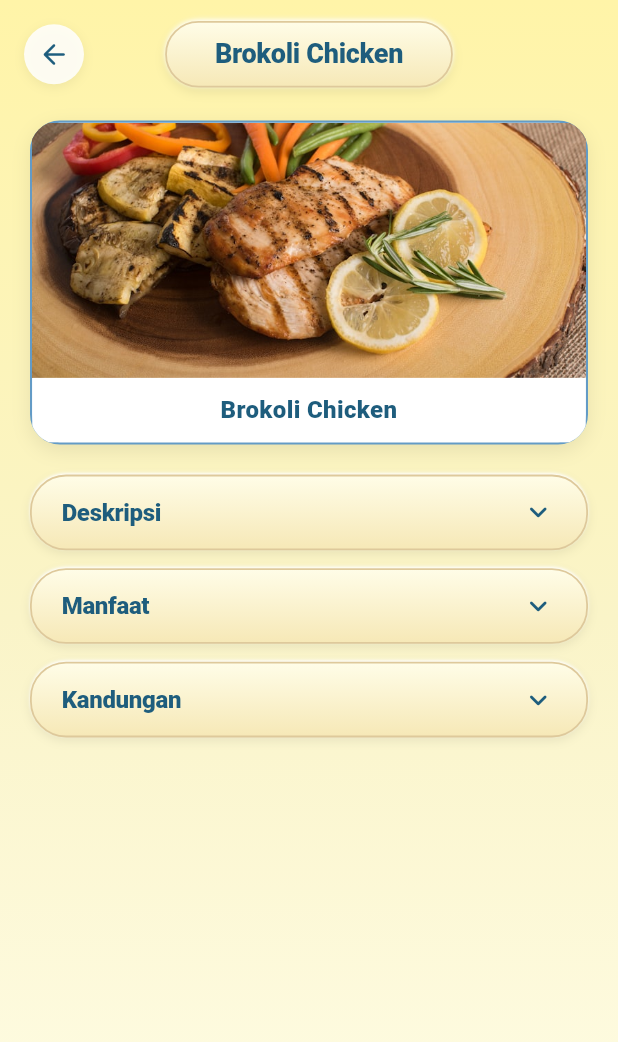
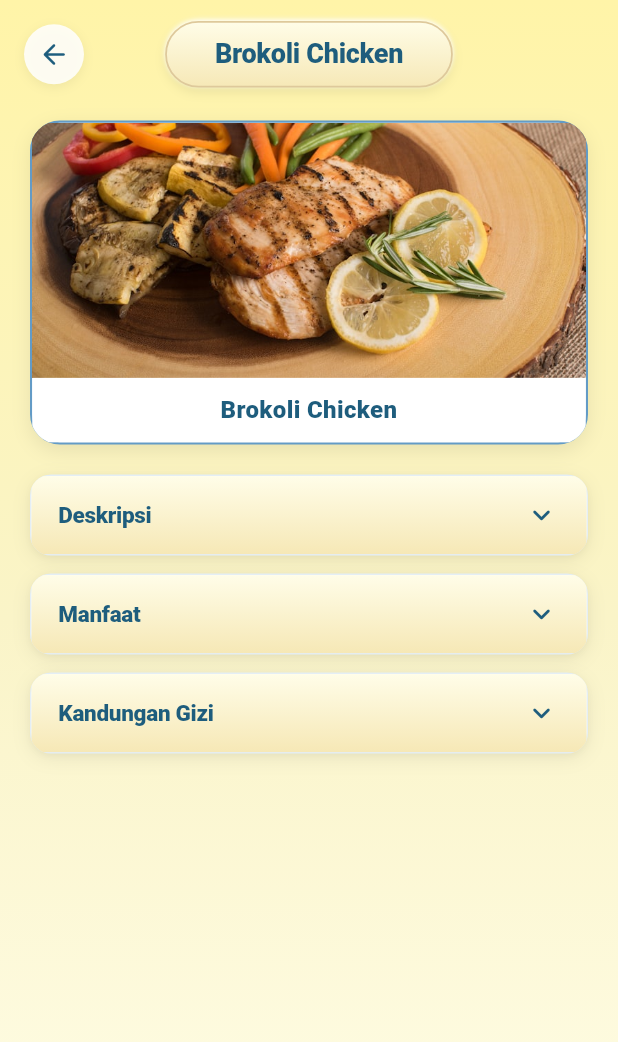
Before and after one commit to g41241295-arch/LAMON, a Flutter app: the GastropediaScreen screen opened by its route, after a tap on "Brokoli Chicken", on a phone screen of 412 x 824 dp. Shown: the top 1042 px of the screen. Run offline on Flutter 3.47's test engine with Material 3 defaults, Android fonts, the phone set to English and light mode, and no system bars; our stand-ins replace cloud_firestore, firebase_auth, firebase_core, google_sign_in; accounts and stored records are empty; Roboto replaces fonts that are missing (Segoe UI).

Commit message:
feat(gastropedia): perbaikan visual halaman detail & beranda
- Bungkus panel Deskripsi/Manfaat/Kandungan Gizi ke dalam card putih rounded (accordion.dart)
- Panel accordion kini tertutup secara default saat halaman detail dibuka
- Tambah card rekomendasi kedua di beranda Gastropedia, hapus arrow dummy
- Perbaiki ukuran circle image (108px -> 96px) dan childAspectRatio (0.88 -> 0.82) di grid kategori
- Semua perubahan: visual only, tanpa ubah navigasi/data/background

```diff
--- a/lib/screens/gastropedia/gastropedia_category_screen.dart
+++ b/lib/screens/gastropedia/gastropedia_category_screen.dart
@@ -35,7 +35,7 @@ class GastropediaCategoryScreen extends StatelessWidget {
                 crossAxisCount: 2,
                 crossAxisSpacing: 16,
                 mainAxisSpacing: 16,
-                childAspectRatio: 0.88,
+                childAspectRatio: 0.82,
               ),
               itemCount: items.length,
               itemBuilder: (context, index) {
@@ -81,11 +81,11 @@ class GastropediaCategoryScreen extends StatelessWidget {
                         // Foto Lingkaran Makanan/Buah/Sayur (Circular Plate)
                         Expanded(
                           child: Padding(
-                            padding: const EdgeInsets.only(top: 16, bottom: 10),
+                            padding: const EdgeInsets.only(top: 14, bottom: 8),
                             child: Center(
                               child: Container(
-                                width: 108,
-                                height: 108,
+                                width: 96,
+                                height: 96,
                                 decoration: BoxDecoration(
                                   shape: BoxShape.circle,
                                   color: Colors.white,
--- a/lib/screens/gastropedia/gastropedia_detail_screen.dart
+++ b/lib/screens/gastropedia/gastropedia_detail_screen.dart
@@ -142,7 +142,7 @@ class GastropediaDetailScreen extends StatelessWidget {
 
                   // Accordion 3: Kandungan
                   GastropediaAccordion(
-                    title: 'Kandungan',
+                    title: 'Kandungan Gizi',
                     initialExpanded: false,
                     content: Column(
                       crossAxisAlignment: CrossAxisAlignment.start,
--- a/lib/screens/gastropedia/gastropedia_screen.dart
+++ b/lib/screens/gastropedia/gastropedia_screen.dart
@@ -10,6 +10,8 @@ class GastropediaScreen extends StatelessWidget {
   @override
   Widget build(BuildContext context) {
     final recommendedItem = GastropediaData.getRecommended();
+    final secondItem =
+        GastropediaData.items.length > 1 ? GastropediaData.items[1] : null;
 
     return AppScaffold(
       body: SingleChildScrollView(
@@ -128,7 +130,7 @@ class GastropediaScreen extends StatelessWidget {
               ),
             ),
 
-            const SizedBox(height: 28),
+            const SizedBox(height: 24),
 
             // 3. Section "Rekomendasi Topik"
             Padding(
@@ -136,108 +138,18 @@ class GastropediaScreen extends StatelessWidget {
               child: Column(
                 crossAxisAlignment: CrossAxisAlignment.start,
                 children: [
-                  // Badge Rekomendasi Topik
                   _buildSectionBadge('Rekomendasi Topik'),
 
                   const SizedBox(height: 14),
 
-                  // Baris Kartu Rekomendasi & Tombol Panah
-                  Row(
-                    crossAxisAlignment: CrossAxisAlignment.center,
-                    children: [
-                      // Indikator Panah Kiri Samping
-                      Container(
-                        width: 28,
-                        height: 20,
-                        margin: const EdgeInsets.only(right: 10),
-                        decoration: BoxDecoration(
-                          color: Colors.white,
-                          borderRadius: BorderRadius.circular(6),
-                          border: Border.all(
-                            color: const Color(0xFF639BC6),
-                            width: 1.2,
-                          ),
-                        ),
-                        child: const Center(
-                          child: Icon(
-                            Icons.arrow_back_rounded,
-                            size: 14,
-                            color: Color(0xFF1E5D7D),
-                          ),
-                        ),
-                      ),
+                  // Kartu Rekomendasi Pertama
+                  _buildRecommendedCard(context, recommendedItem),
 
-                      // Kartu Besar Brokoli Chicken
-                      Expanded(
-                        child: GestureDetector(
-                          onTap: () {
-                            Navigator.pushNamed(
-                              context,
-                              AppRoutes.gastropediaDetail,
-                              arguments: recommendedItem,
-                            );
-                          },
-                          child: Container(
-                            decoration: BoxDecoration(
-                              color: Colors.white,
-                              borderRadius: BorderRadius.circular(20),
-                              border: Border.all(
-                                color: const Color(0xFF639BC6),
-                                width: 1.5,
-                              ),
-                              boxShadow: [
-                                BoxShadow(
-                                  color: Colors.black.withValues(alpha: 0.08),
-                                  blurRadius: 10,
-                                  offset: const Offset(0, 4),
-                                ),
-                              ],
-                            ),
-                            clipBehavior: Clip.antiAlias,
-                            child: Column(
-                              crossAxisAlignment: CrossAxisAlignment.stretch,
-                              children: [
-                                // Foto Utama Brokoli Chicken
-                                SizedBox(
-                                  height: 160,
-                                  child: Image.asset(
-                                    recommendedItem.imageAsset,
-                                    fit: BoxFit.cover,
-                                    errorBuilder: (_, _, _) => Container(
-                                      color: const Color(0xFFEBF3F8),
-                                      child: const Icon(
-                                        Icons.image_outlined,
-                                        size: 48,
-                                        color: Color(0xFF639BC6),
-                                      ),
-                                    ),
-                                  ),
-                                ),
-
-                                // Label Judul di Bawah
-                                Container(
-                                  color: Colors.white,
-                                  padding: const EdgeInsets.symmetric(
-                                    vertical: 10,
-                                    horizontal: 12,
-                                  ),
-                                  child: Text(
-                                    recommendedItem.name,
-                                    textAlign: TextAlign.center,
-                                    style: const TextStyle(
-                                      fontSize: 16,
-                                      fontWeight: FontWeight.w900,
-                                      color: Color(0xFF1E5D7D),
-                                    ),
-                                  ),
-                                ),
-                              ],
-                            ),
-                          ),
-                        ),
-                      ),
-                    ],
-                  ),
+                  // Kartu Rekomendasi Kedua (jika data tersedia)
+                  if (secondItem != null) ...[
+                    const SizedBox(height: 12),
+                    _buildRecommendedCard(context, secondItem),
+                  ],
                 ],
               ),
             ),
@@ -277,4 +189,71 @@ class GastropediaScreen extends StatelessWidget {
       ),
     );
   }
+
+  // Helper Kartu Rekomendasi
+  Widget _buildRecommendedCard(BuildContext context, GastropediaItem item) {
+    return GestureDetector(
+      onTap: () {
+        Navigator.pushNamed(
+          context,
+          AppRoutes.gastropediaDetail,
+          arguments: item,
+        );
+      },
+      child: Container(
+        decoration: BoxDecoration(
+          color: Colors.white,
+          borderRadius: BorderRadius.circular(20),
+          border: Border.all(
+            color: const Color(0xFF639BC6),
+            width: 1.5,
+          ),
+          boxShadow: [
+            BoxShadow(
+              color: Colors.black.withValues(alpha: 0.08),
+              blurRadius: 10,
+              offset: const Offset(0, 4),
+            ),
+          ],
+        ),
+        clipBehavior: Clip.antiAlias,
+        child: Column(
+          crossAxisAlignment: CrossAxisAlignment.stretch,
+          children: [
+            SizedBox(
+              height: 148,
+              child: Image.asset(
+                item.imageAsset,
+                fit: BoxFit.cover,
+                errorBuilder: (_, _, _) => Container(
+                  color: const Color(0xFFEBF3F8),
+                  child: const Icon(
+                    Icons.image_outlined,
+                    size: 48,
+                    color: Color(0xFF639BC6),
+                  ),
+                ),
+              ),
+            ),
+            Container(
+              color: Colors.white,
+              padding: const EdgeInsets.symmetric(
+                vertical: 10,
+                horizontal: 12,
+              ),
+              child: Text(
+                item.name,
+                textAlign: TextAlign.center,
+                style: const TextStyle(
+                  fontSize: 16,
+                  fontWeight: FontWeight.w900,
+                  color: Color(0xFF1E5D7D),
+                ),
+              ),
+            ),
+          ],
+        ),
+      ),
+    );
+  }
 }
--- a/lib/widgets/gastropedia/gastropedia_accordion.dart
+++ b/lib/widgets/gastropedia/gastropedia_accordion.dart
@@ -34,16 +34,40 @@ class _GastropediaAccordionState extends State<GastropediaAccordion>
 
   @override
   Widget build(BuildContext context) {
-    return Column(
+    return Container(
+      decoration: BoxDecoration(
+        color: Colors.white,
+        borderRadius: BorderRadius.circular(14),
+        border: Border.all(
+          color: const Color(0xFFE4EEF5),
+          width: 1,
+        ),
+        boxShadow: [
+          BoxShadow(
+            color: Colors.black.withValues(alpha: 0.07),
+            blurRadius: 10,
+            spreadRadius: 0,
+            offset: const Offset(0, 3),
+          ),
+          BoxShadow(
+            color: Colors.black.withValues(alpha: 0.03),
+            blurRadius: 3,
+            spreadRadius: 0,
+            offset: const Offset(0, 1),
+          ),
+        ],
+      ),
+      clipBehavior: Clip.antiAlias,
+      child: Column(
         crossAxisAlignment: CrossAxisAlignment.stretch,
         children: [
-        // Tombol Pill Accordion (Embossed 3D)
+          // Header Card (Judul Bold + Toggle Icon)
           GestureDetector(
             onTap: _toggle,
             child: Container(
-            padding: const EdgeInsets.symmetric(horizontal: 20, vertical: 12),
-            decoration: BoxDecoration(
-              gradient: const LinearGradient(
+              padding: const EdgeInsets.symmetric(horizontal: 18, vertical: 14),
+              decoration: const BoxDecoration(
+                gradient: LinearGradient(
                   begin: Alignment.topCenter,
                   end: Alignment.bottomCenter,
                   colors: [
@@ -51,23 +75,6 @@ class _GastropediaAccordionState extends State<GastropediaAccordion>
                     Color(0xFFF6E8B6),
                   ],
                 ),
-              borderRadius: BorderRadius.circular(24),
-              border: Border.all(
-                color: const Color(0xFFDEC99B),
-                width: 1.2,
-              ),
-              boxShadow: [
-                BoxShadow(
-                  color: Colors.black.withValues(alpha: 0.08),
-                  blurRadius: 5,
-                  offset: const Offset(0, 2),
-                ),
-                const BoxShadow(
-                  color: Colors.white,
-                  blurRadius: 1,
-                  offset: Offset(0, -1),
-                ),
-              ],
               ),
               child: Row(
                 mainAxisAlignment: MainAxisAlignment.spaceBetween,
@@ -75,7 +82,7 @@ class _GastropediaAccordionState extends State<GastropediaAccordion>
                   Text(
                     widget.title,
                     style: const TextStyle(
-                    fontSize: 16,
+                      fontSize: 15,
                       fontWeight: FontWeight.w800,
                       color: Color(0xFF1E5D7D),
                       letterSpacing: -0.2,
@@ -96,11 +103,19 @@ class _GastropediaAccordionState extends State<GastropediaAccordion>
             ),
           ),
 
-        // Konten Animasi yang Terbuka/Tertutup
+          // Konten Animasi (dengan garis pemisah & padding dalam card)
           AnimatedCrossFade(
             firstChild: const SizedBox.shrink(),
-          secondChild: Padding(
-            padding: const EdgeInsets.symmetric(horizontal: 6, vertical: 10),
+            secondChild: Container(
+              decoration: const BoxDecoration(
+                border: Border(
+                  top: BorderSide(
+                    color: Color(0xFFDEC99B),
+                    width: 1,
+                  ),
+                ),
+              ),
+              padding: const EdgeInsets.symmetric(horizontal: 16, vertical: 14),
               child: widget.content,
             ),
             crossFadeState: _isExpanded
@@ -110,6 +125,7 @@ class _GastropediaAccordionState extends State<GastropediaAccordion>
             sizeCurve: Curves.easeInOutCubic,
           ),
         ],
+      ),
     );
   }
 }
```
Lines whose indentation alone changed are shown as unchanged.
